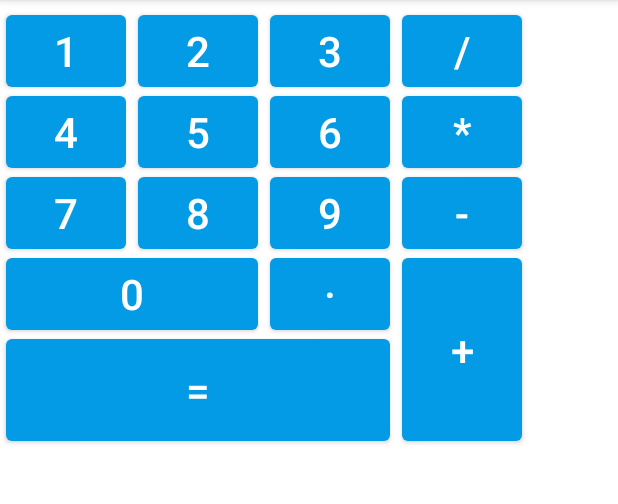
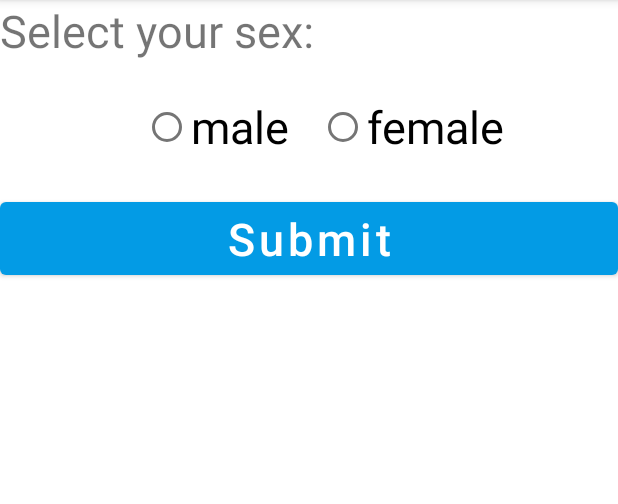
Before and after one commit to dandan1232/AndoridStudy, an Android app: the screen it shows after launch (LayoutActivity before the commit, RadioButtonActivity after it), on a phone screen of 412 x 824 dp, the part 84-588 px from its top. Run offline under Robolectric (Android 15) with nearby library versions, the phone set to English and light mode, and no system bars.

Commit message:
单选框210924

```diff
--- a/app/src/main/AndroidManifest.xml
+++ b/app/src/main/AndroidManifest.xml
@@ -9,17 +9,18 @@
         android:roundIcon="@mipmap/ic_launcher_round"
         android:supportsRtl="true"
         android:theme="@style/Theme.AndoridStudy">
-        <activity android:name=".LayoutActivity">
+        <activity android:name=".RadioButtonActivity">
             <intent-filter>
                 <action android:name="android.intent.action.MAIN" />
 
                 <category android:name="android.intent.category.LAUNCHER" />
             </intent-filter>
         </activity>
+        <activity android:name=".LayoutActivity"></activity>
         <activity android:name=".ImageViewActivity"></activity>
         <activity android:name=".ButtonActivity"></activity>
         <activity android:name=".LoginPassword"></activity>
-        <activity android:name=".MainActivity" />
+        <activity android:name=".MainActivity"></activity>
     </application>
 
 </manifest>
--- a/app/src/main/java/online/danbao/andoridstudy/LayoutActivity.java
+++ b/app/src/main/java/online/danbao/andoridstudy/LayoutActivity.java
@@ -10,6 +10,6 @@ public class LayoutActivity extends AppCompatActivity {
     protected void onCreate(Bundle savedInstanceState) {
         super.onCreate(savedInstanceState);
 //        setContentView(R.layout.activity_linearlayout);
-        setContentView(R.layout.activity_gridlayout);
+        setContentView(R.layout.activity_relativelayout_execrise);
     }
 }
--- /dev/null
+++ b/app/src/main/java/online/danbao/andoridstudy/RadioButtonActivity.java
@@ -0,0 +1,42 @@
+package online.danbao.andoridstudy;
+
+import androidx.appcompat.app.AppCompatActivity;
+
+import android.os.Bundle;
+import android.view.View;
+import android.widget.RadioButton;
+import android.widget.RadioGroup;
+import android.widget.Toast;
+
+public class RadioButtonActivity extends AppCompatActivity {
+    RadioGroup rg;
+    RadioButton rb_male, rb_female, rb;
+
+    @Override
+
+    protected void onCreate(Bundle savedInstanceState) {
+        super.onCreate(savedInstanceState);
+        setContentView(R.layout.activity_radiobutton);
+        rg = (RadioGroup) findViewById(R.id.rg);
+//        rb_male=(RadioButton)findViewById(R.id.rb_male);
+//        rb_female=(RadioButton)findViewById(R.id.rb_female);
+        rg.setOnCheckedChangeListener(new RadioGroup.OnCheckedChangeListener() {
+            @Override
+            public void onCheckedChanged(RadioGroup group, int checkedId) {
+                rb = (RadioButton) findViewById(checkedId);
+                String str = rb.getText().toString();
+                Toast.makeText(RadioButtonActivity.this, "Your sex is: " + str, Toast.LENGTH_LONG).show();
+            }
+        });
+    }
+
+    public void submit(View view) {
+        rb = (RadioButton) findViewById(rg.getCheckedRadioButtonId());
+        String str = rb.getText().toString();
+        if (str.equals("male")) {
+            str = "BOY";
+        } else
+            str = "GIRL";
+        Toast.makeText(RadioButtonActivity.this, "Your are a  " + str, Toast.LENGTH_LONG).show();
+    }
+}
--- /dev/null
+++ b/app/src/main/res/layout/activity_radiobutton.xml
@@ -0,0 +1,48 @@
+<?xml version="1.0" encoding="utf-8"?>
+<RelativeLayout xmlns:android="http://schemas.android.com/apk/res/android"
+    xmlns:app="http://schemas.android.com/apk/res-auto"
+    xmlns:tools="http://schemas.android.com/tools"
+    android:layout_width="match_parent"
+    android:layout_height="match_parent"
+    tools:context=".RadioButtonActivity">
+
+    <TextView
+        android:id="@+id/tv"
+        android:layout_width="match_parent"
+        android:layout_height="wrap_content"
+        android:text="Select your sex: "
+        android:textSize="30sp" />
+
+    <RadioGroup
+        android:layout_width="match_parent"
+        android:layout_height="wrap_content"
+        android:layout_below="@id/tv"
+        android:id="@+id/rg"
+        android:gravity="center"
+        android:orientation="horizontal">
+
+        <RadioButton
+            android:layout_width="wrap_content"
+            android:layout_height="wrap_content"
+            android:layout_margin="20dp"
+            android:id="@+id/rb_male"
+            android:text="male"
+            android:textSize="30sp" />
+
+        <RadioButton
+            android:layout_width="wrap_content"
+            android:layout_height="wrap_content"
+            android:id="@+id/rb_female"
+            android:text="female"
+            android:textSize="30sp" />
+    </RadioGroup>
+    <Button
+        android:layout_width="match_parent"
+        android:layout_height="wrap_content"
+        android:layout_below="@id/rg"
+        android:onClick="submit"
+        android:text="Submit"
+        android:textAllCaps="false"
+        android:textSize="30dp"
+        />
+</RelativeLayout>
```
Also changed, not shown: app/src/main/res/layout/activity_relativelayout_execrise.xml (+77 -79 lines).
